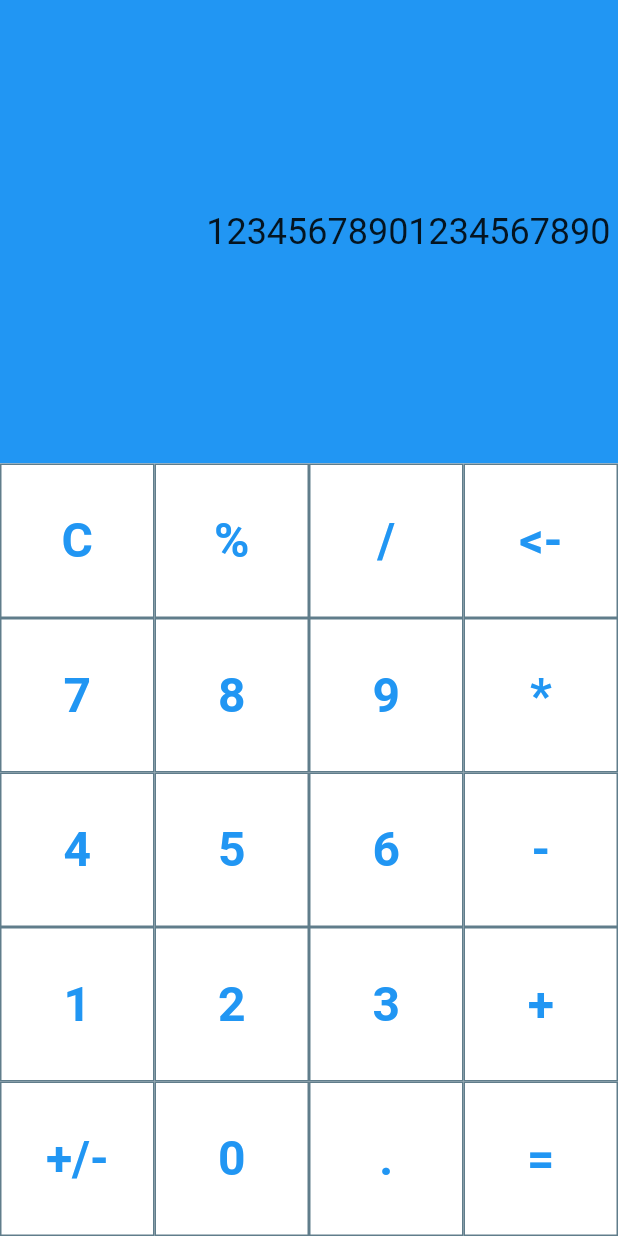
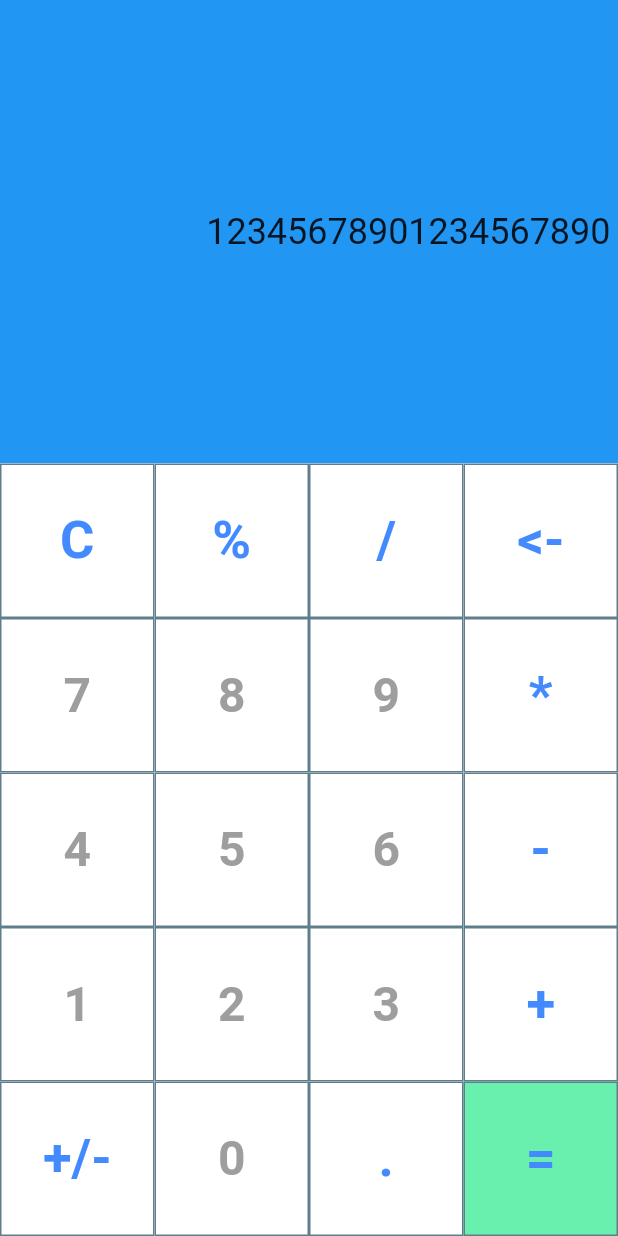
Before and after one commit to witwash/calc_flutter, a Flutter app: the screen it shows after launch, on a phone screen of 412 x 824 dp. Run offline on Flutter 3.47's test engine with Material 2 defaults, Android fonts, the phone set to English and light mode, and no system bars; our stand-ins replace bloc, equatable.

Commit message:
Updated input layout

```diff
--- a/lib/widgets/input_section.dart
+++ b/lib/widgets/input_section.dart
@@ -24,26 +24,27 @@ class InputField extends StatelessWidget {
         primary: true,
         padding: EdgeInsets.zero,
         children: const [
-          CalcButton(textValue: 'C'),
-          CalcButton(textValue: '%'),
-          CalcButton(textValue: '/'),
-          CalcButton(textValue: '<-'),
+          CalcButton.function(textValue: 'C'),
+          CalcButton.function(textValue: '%'),
+          CalcButton.function(textValue: '/'),
+          CalcButton.function(textValue: '<-'),
           CalcButton(textValue: '7'),
           CalcButton(textValue: '8'),
           CalcButton(textValue: '9'),
-          CalcButton(textValue: '*'),
+          CalcButton.function(textValue: '*'),
           CalcButton(textValue: '4'),
           CalcButton(textValue: '5'),
           CalcButton(textValue: '6'),
-          CalcButton(textValue: '-'),
+          CalcButton.function(textValue: '-'),
           CalcButton(textValue: '1'),
           CalcButton(textValue: '2'),
           CalcButton(textValue: '3'),
-          CalcButton(textValue: '+'),
-          CalcButton(textValue: '+/-'),
+          CalcButton.function(textValue: '+'),
+          CalcButton.function(textValue: '+/-'),
           CalcButton(textValue: '0'),
-          CalcButton(textValue: '.'),
-          CalcButton(textValue: '='),
+          CalcButton.function(textValue: '.'),
+          CalcButton.function(
+              textValue: '=', backgroundColor: Colors.greenAccent),
         ],
       );
 }
@@ -52,27 +53,49 @@ class CalcButton extends StatelessWidget {
   const CalcButton({
     Key? key,
     required this.textValue,
-    this.textStyle = buttonsTextStyle,
-  }) : super(key: key);
+    this.backgroundColor = defaultColor,
+  })  : textStyle = defaultButtonTextStyle,
+        super(key: key);
 
-  static const TextStyle buttonsTextStyle =
-      TextStyle(fontSize: 32, fontWeight: FontWeight.bold);
+  const CalcButton.function({
+    Key? key,
+    required this.textValue,
+    this.backgroundColor = defaultColor,
+  })  : textStyle = functionButtonTextStyle,
+        super(key: key);
+
+  static const TextStyle defaultButtonTextStyle = TextStyle(
+    fontSize: 32,
+    fontWeight: FontWeight.w700,
+    color: Colors.grey,
+  );
+
+  static const TextStyle functionButtonTextStyle = TextStyle(
+    fontSize: 35,
+    fontWeight: FontWeight.bold,
+    color: Colors.blueAccent,
+  );
+
+  static const Color defaultColor = Colors.white;
 
   final String textValue;
   final TextStyle textStyle;
+  final Color backgroundColor;
 
   @override
   Widget build(BuildContext context) => SizedBox(
         height: 50,
         width: 50,
         child: DecoratedBox(
-          decoration:
-              ShapeDecoration(shape: Border.all(color: Colors.blueGrey)),
+          decoration: ShapeDecoration(
+            shape: Border.all(color: Colors.blueGrey),
+            color: backgroundColor,
+          ),
           child: TextButton(
             onPressed: () {},
             child: Text(
               textValue,
-              style: buttonsTextStyle,
+              style: textStyle,
             ),
           ),
         ),
```
